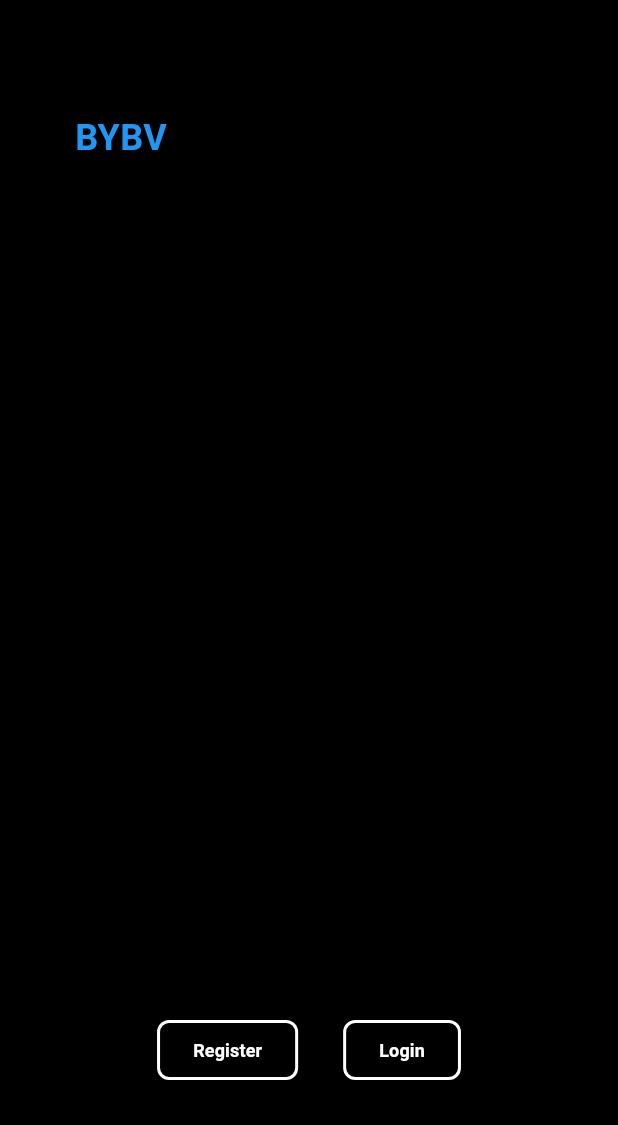
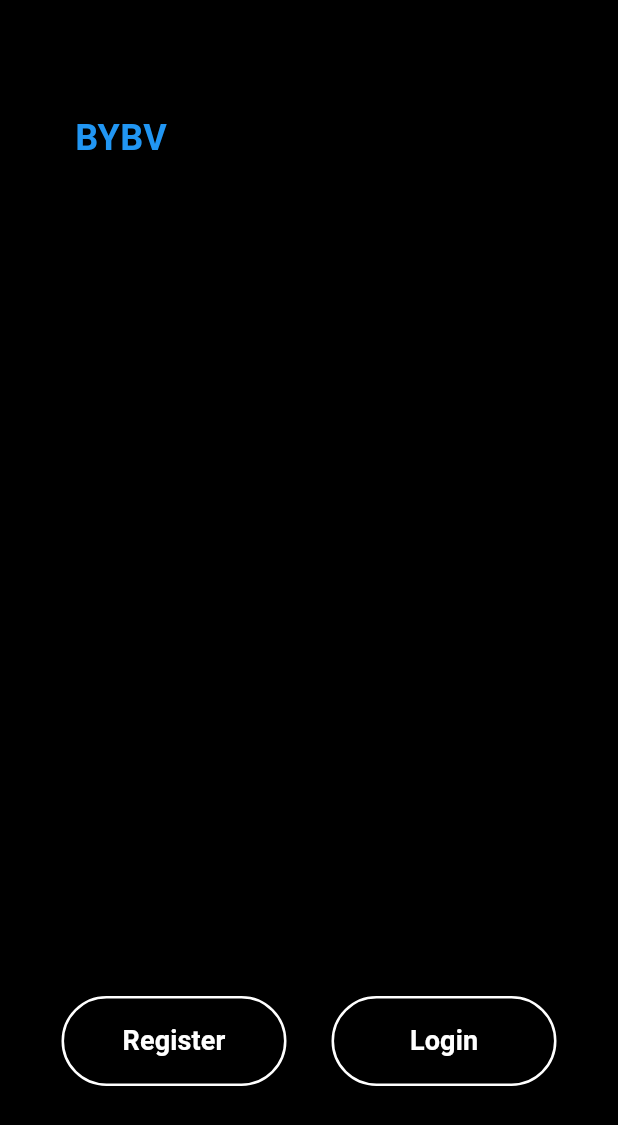
Before and after one commit to alessiogatto04/BYBV, a Flutter app: the screen it shows after launch, on a phone screen of 412 x 824 dp. Shown: the top 1125 px of the screen. Run offline on Flutter 3.47's test engine with Material 3 defaults, Android fonts, the phone set to English and light mode, and no system bars.

Commit message:
Terminazione sviluppo home_screen button

```diff
--- a/bybv/lib/Pages/home_screen.dart
+++ b/bybv/lib/Pages/home_screen.dart
@@ -6,7 +6,7 @@ class HomeScreen extends StatelessWidget{
 
   @override
   Widget build(BuildContext context){
-    return Scaffold(  // ✅ AGGIUNGI QUESTO - è fondamentale!
+    return Scaffold(
       backgroundColor: Colors.black,  // Puoi cambiare il colore
       body: Stack(
         children: <Widget> [
@@ -30,14 +30,36 @@ class HomeScreen extends StatelessWidget{
             child:Row(
               mainAxisAlignment: MainAxisAlignment.center,
               children: [
-                A_L_Button(
-                  text: "Register",
-                  onPressed: (){},
+                SizedBox(
+                  width:150,
+                  height:60,
+                  child: A_L_Button(
+                    text: Text(
+                      "Register",
+                      style: TextStyle(
+                        color: Colors.white,
+                        fontWeight: FontWeight.bold,
+                        fontSize: 18,
+                      ),
+                    ),
+                    onPressed: (){},
+                  ),
                 ),
                 SizedBox(width: 30), // Regola questo numero per lo spazio che vuoi
-                A_L_Button(
-                  text: "Login",
-                  onPressed: (){},
+                SizedBox(
+                  width:150,
+                  height:60,
+                  child: A_L_Button (
+                    text: Text(
+                      "Login",
+                      style: TextStyle(
+                        color: Colors.white,
+                        fontWeight: FontWeight.bold,
+                        fontSize: 18,
+                      ),
+                    ),
+                    onPressed: (){},
+                  ),
                 ),
               ],
             )
--- a/bybv/lib/Widget/Acces_Login_Button.dart
+++ b/bybv/lib/Widget/Acces_Login_Button.dart
@@ -2,13 +2,13 @@ import 'package:flutter/material.dart';
 export 'package:bybv/Widget/Acces_Login_Button.dart';
 
 class A_L_Button extends StatelessWidget{
-  final String text; // è final perchè è StatelessWidget
+  final Text text; // è final perchè è StatelessWidget
   final VoidCallback onPressed;  //VoidCallBack è una classe che specifica che il cliccare un bottone non effettua nessuan funzione con ritorno
 
   const A_L_Button({
     super.key,          // Super.key serve alla classe superiore per accedere a questo nel widget tree
     required this.text,
-    required this.onPressed
+    required this.onPressed,
   });
   //required serve per definire che la variabile , in questo caso this.text e onPressed, sono strettamente necessaria da inserire
 
@@ -20,15 +20,12 @@ class A_L_Button extends StatelessWidget{
       style: OutlinedButton.styleFrom(
         backgroundColor: Colors.transparent,
         foregroundColor: Colors.white,
-        side: const BorderSide(color: Colors.white, width: 2),
+        side: const BorderSide(color: Colors.white, width: 1.7),
         shape: RoundedRectangleBorder(      // con shape definiamo la forma di un bottone, nel nostro caso un rettangoo con bordi modificabili e arrotondati di 8 pixel
-          borderRadius: BorderRadius.circular(8),
+          borderRadius: BorderRadius.circular(80),
         )
       ),
-      child: Text(
-        text,
-        style: const TextStyle(fontSize: 12, fontWeight: FontWeight.bold)
-      )
+      child: text
     );
   }
 }
```
